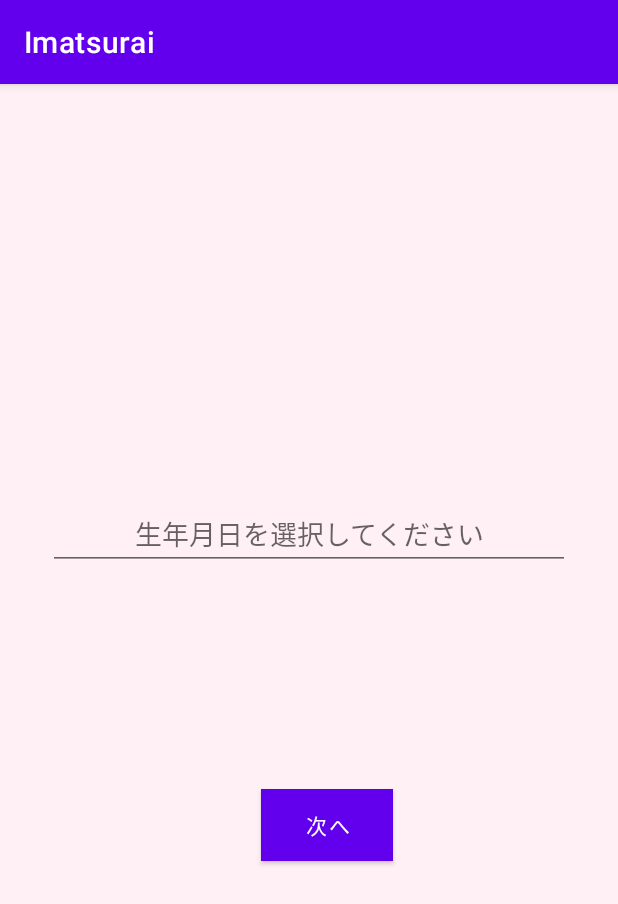
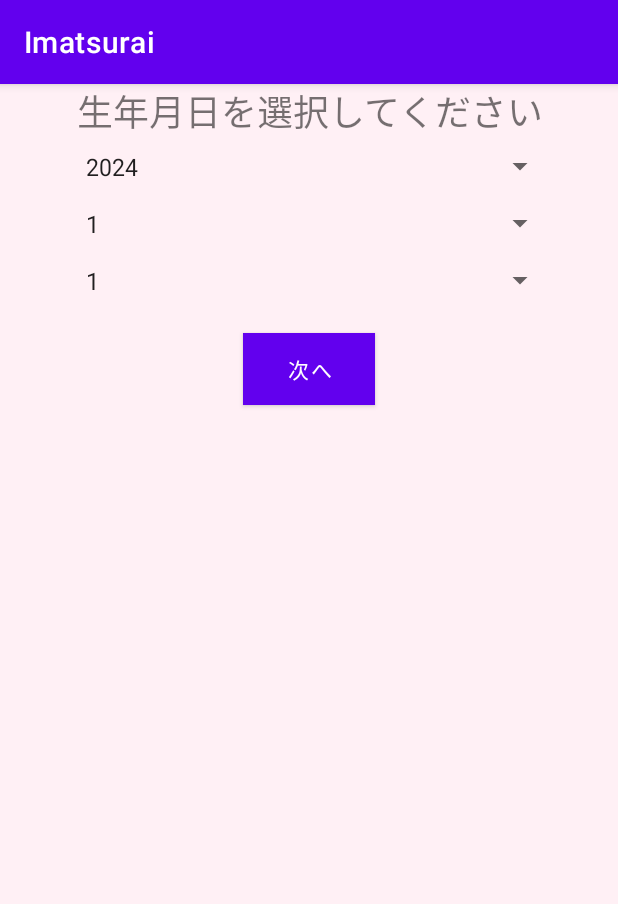
Before and after one commit to ayatakeishi/Imatsurai, an Android app: the seinengappi screen opened directly, with no data from a screen before it, on a phone screen of 412 x 824 dp. Shown: the top 904 px of the screen. Run offline under Robolectric (Android 15) with nearby library versions, the phone set to English and light mode, and no system bars.

```diff
--- a/app/src/main/java/jp/techacademy/aya/takeishi/imatsurai/seinengappi.kt
+++ b/app/src/main/java/jp/techacademy/aya/takeishi/imatsurai/seinengappi.kt
@@ -2,15 +2,41 @@ package jp.techacademy.aya.takeishi.imatsurai
 
 import android.content.Intent
 import android.os.Bundle
+import android.widget.ArrayAdapter
 import android.widget.Button
+import android.widget.Spinner
 import androidx.appcompat.app.AppCompatActivity
 
 class seinengappi : AppCompatActivity() {
+
     override fun onCreate(savedInstanceState: Bundle?) {
         super.onCreate(savedInstanceState)
         setContentView(R.layout.activity_seinengappi)
 
+        val yearSpinner = findViewById<Spinner>(R.id.yearSpinner)
+        val monthSpinner = findViewById<Spinner>(R.id.monthSpinner)
+        val daySpinner = findViewById<Spinner>(R.id.daySpinner)
         val nextButton = findViewById<Button>(R.id.nextButton)
+
+        // 年のスピナーにデータを設定
+        val currentYear = 2024
+        val years = (1945..currentYear).toList().reversed()
+        val yearAdapter = ArrayAdapter(this, android.R.layout.simple_spinner_item, years)
+        yearAdapter.setDropDownViewResource(android.R.layout.simple_spinner_dropdown_item)
+        yearSpinner.adapter = yearAdapter
+
+        // 月のスピナーにデータを設定
+        val months = (1..12).toList()
+        val monthAdapter = ArrayAdapter(this, android.R.layout.simple_spinner_item, months)
+        monthAdapter.setDropDownViewResource(android.R.layout.simple_spinner_dropdown_item)
+        monthSpinner.adapter = monthAdapter
+
+        // 日のスピナーにデータを設定
+        val days = (1..31).toList()
+        val dayAdapter = ArrayAdapter(this, android.R.layout.simple_spinner_item, days)
+        dayAdapter.setDropDownViewResource(android.R.layout.simple_spinner_dropdown_item)
+        daySpinner.adapter = dayAdapter
+
         nextButton.setOnClickListener {
             val intent = Intent(this, hibinotaicho::class.java)
             startActivity(intent)
--- a/app/src/main/res/layout/activity_seinengappi.xml
+++ b/app/src/main/res/layout/activity_seinengappi.xml
@@ -7,35 +7,60 @@
     android:background="#FFF0F5"
     tools:context=".seinengappi">
 
-    <EditText
-        android:id="@+id/editTextDate"
+    <TextView
+        android:id="@+id/textView1"
+        android:layout_width="wrap_content"
+        android:layout_height="wrap_content"
+        android:text="生年月日を選択してください"
+        android:gravity="center"
+        android:textSize="24sp"
+        app:layout_constraintTop_toTopOf="parent"
+        app:layout_constraintBottom_toTopOf="@+id/yearSpinner"
+        app:layout_constraintStart_toStartOf="parent"
+        app:layout_constraintEnd_toEndOf="parent"
+        app:layout_constraintVertical_chainStyle="spread_inside"
+        app:layout_constraintVertical_bias="0.5" />
+
+    <Spinner
+        android:id="@+id/yearSpinner"
         android:layout_width="0dp"
         android:layout_height="wrap_content"
-        android:layout_marginStart="32dp"
-        android:layout_marginTop="276dp"
-        android:layout_marginEnd="32dp"
-        android:focusable="false"
-        android:hint="生年月日を選択してください"
-        android:gravity="center"
-        android:inputType="date"
+        android:padding="8dp"
+        app:layout_constraintTop_toBottomOf="@id/textView1"
+        app:layout_constraintStart_toStartOf="parent"
         app:layout_constraintEnd_toEndOf="parent"
-        app:layout_constraintHorizontal_bias="1.0"
+        app:layout_constraintWidth_percent="0.8" />
+
+    <Spinner
+        android:id="@+id/monthSpinner"
+        android:layout_width="0dp"
+        android:layout_height="wrap_content"
+        android:padding="8dp"
+        app:layout_constraintTop_toBottomOf="@id/yearSpinner"
         app:layout_constraintStart_toStartOf="parent"
-        app:layout_constraintTop_toTopOf="parent" />
+        app:layout_constraintEnd_toEndOf="parent"
+        app:layout_constraintWidth_percent="0.8" />
+
+    <Spinner
+        android:id="@+id/daySpinner"
+        android:layout_width="0dp"
+        android:layout_height="wrap_content"
+        android:padding="8dp"
+        app:layout_constraintTop_toBottomOf="@id/monthSpinner"
+        app:layout_constraintStart_toStartOf="parent"
+        app:layout_constraintEnd_toEndOf="parent"
+        app:layout_constraintWidth_percent="0.8" />
 
     <Button
         android:id="@+id/nextButton"
         android:layout_width="wrap_content"
         android:layout_height="wrap_content"
-        android:layout_marginBottom="250dp"
-        android:background="#0000FF"
+        android:layout_marginTop="16dp"
+        android:background="#FFA500"
         android:text="次へ"
         android:textColor="#FFFFFF"
-        app:layout_constraintBottom_toBottomOf="parent"
-        app:layout_constraintEnd_toEndOf="parent"
-        app:layout_constraintHorizontal_bias="0.538"
+        app:layout_constraintTop_toBottomOf="@id/daySpinner"
         app:layout_constraintStart_toStartOf="parent"
-        app:layout_constraintTop_toBottomOf="@id/editTextDate"
-        app:layout_constraintVertical_bias="1.0" />
+        app:layout_constraintEnd_toEndOf="parent" />
 
 </androidx.constraintlayout.widget.ConstraintLayout>
```
Also changed, not shown: app/src/main/java/jp/techacademy/aya/takeishi/imatsurai/MainActivity.kt (+2 -29 lines), app/src/main/java/jp/techacademy/aya/takeishi/imatsurai/hibinotaicho.kt (+32 -2 lines), app/src/main/java/jp/techacademy/aya/takeishi/imatsurai/kyounochoushi.kt (+63 -4 lines), app/src/main/java/jp/techacademy/aya/takeishi/imatsurai/sutoresuhassanhou.kt (+33 -2 lines), app/src/main/res/layout/activity_hibinotaicho.xml (+14 -5 lines), app/src/main/res/layout/activity_kyounochoushi.xml (+15 -2 lines), app/src/main/res/layout/activity_sotonomigasuki.xml (+4 -9 lines), app/src/main/res/layout/activity_sutoresuhassanhou.xml (+15 -3 lines).
